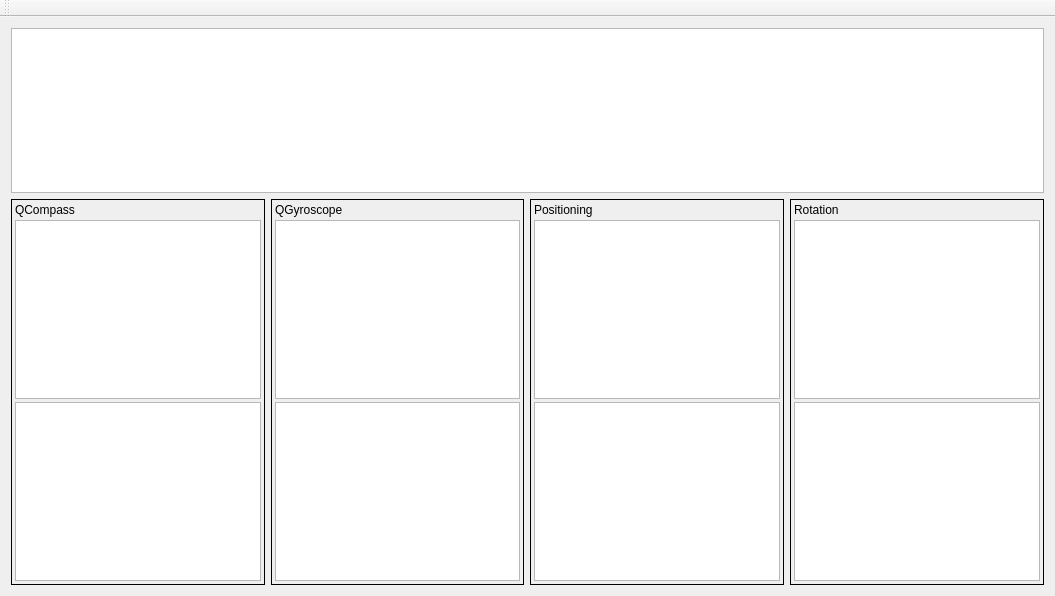
This is Sandbox/Ivan/Ivan_QtSensorTest/ivan_qtsensortest.ui in matteof/exercise as Qt 5 draws it before an edit. The edited form follows.
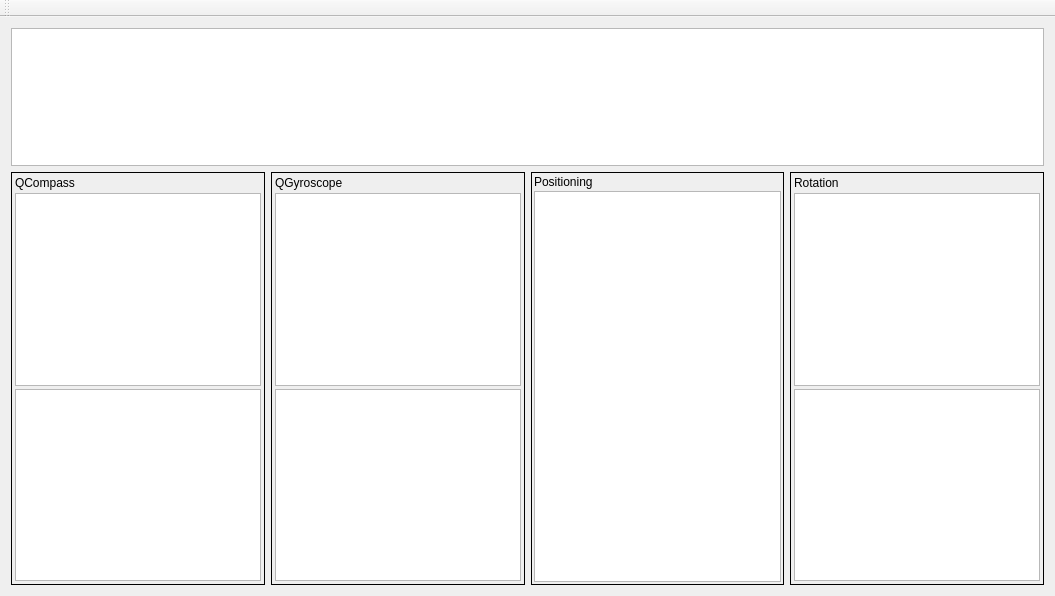
This is the edited form.

Commit message: testing qt sensors

What changed in the file:
```diff
--- a/Sandbox/Ivan/Ivan_QtSensorTest/ivan_qtsensortest.ui
+++ b/Sandbox/Ivan/Ivan_QtSensorTest/ivan_qtsensortest.ui
@@ -17,6 +17,12 @@
    <layout class="QGridLayout" name="gridLayout">
     <item row="0" column="0" colspan="4">
      <widget class="QTextEdit" name="mGlobalInitView">
+      <property name="sizePolicy">
+       <sizepolicy hsizetype="Expanding" vsizetype="Expanding">
+        <horstretch>0</horstretch>
+        <verstretch>1</verstretch>
+       </sizepolicy>
+      </property>
       <property name="readOnly">
        <bool>true</bool>
       </property>
@@ -24,6 +30,12 @@
     </item>
     <item row="1" column="0">
      <widget class="QFrame" name="frame">
+      <property name="sizePolicy">
+       <sizepolicy hsizetype="Preferred" vsizetype="Expanding">
+        <horstretch>0</horstretch>
+        <verstretch>3</verstretch>
+       </sizepolicy>
+      </property>
       <property name="frameShape">
        <enum>QFrame::Box</enum>
       </property>
@@ -84,6 +96,12 @@
     </item>
     <item row="1" column="1">
      <widget class="QFrame" name="frame_2">
+      <property name="sizePolicy">
+       <sizepolicy hsizetype="Preferred" vsizetype="Expanding">
+        <horstretch>0</horstretch>
+        <verstretch>3</verstretch>
+       </sizepolicy>
+      </property>
       <property name="frameShape">
        <enum>QFrame::Box</enum>
       </property>
@@ -132,6 +150,12 @@
     </item>
     <item row="1" column="2">
      <widget class="QFrame" name="frame_3">
+      <property name="sizePolicy">
+       <sizepolicy hsizetype="Preferred" vsizetype="Expanding">
+        <horstretch>0</horstretch>
+        <verstretch>3</verstretch>
+       </sizepolicy>
+      </property>
       <property name="frameShape">
        <enum>QFrame::Box</enum>
       </property>
@@ -140,19 +164,19 @@
       </property>
       <layout class="QVBoxLayout" name="verticalLayout_3">
        <property name="spacing">
-        <number>3</number>
+        <number>2</number>
        </property>
        <property name="leftMargin">
-        <number>3</number>
+        <number>2</number>
        </property>
        <property name="topMargin">
-        <number>3</number>
+        <number>2</number>
        </property>
        <property name="rightMargin">
-        <number>3</number>
+        <number>2</number>
        </property>
        <property name="bottomMargin">
-        <number>3</number>
+        <number>2</number>
        </property>
        <item>
         <widget class="QLabel" name="label_3">
@@ -162,14 +186,7 @@
         </widget>
        </item>
        <item>
-        <widget class="QTextEdit" name="mPositionInitView">
-         <property name="readOnly">
-          <bool>true</bool>
-         </property>
-        </widget>
-       </item>
-       <item>
-        <widget class="QTextEdit" name="mPositionStatusView">
+        <widget class="QTextEdit" name="mPositionView">
          <property name="readOnly">
           <bool>true</bool>
          </property>
@@ -180,6 +197,12 @@
     </item>
     <item row="1" column="3">
      <widget class="QFrame" name="frame_4">
+      <property name="sizePolicy">
+       <sizepolicy hsizetype="Preferred" vsizetype="Expanding">
+        <horstretch>0</horstretch>
+        <verstretch>3</verstretch>
+       </sizepolicy>
+      </property>
       <property name="frameShape">
        <enum>QFrame::Box</enum>
       </property>
```
The commit also changes 2 other files.
